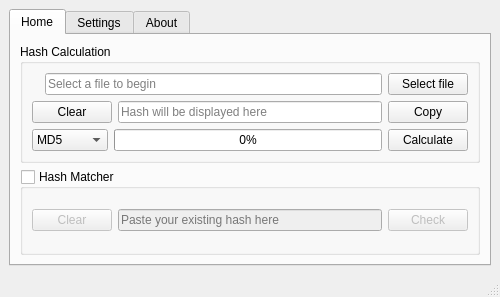
First picture: the form in ui/mainwindow.ui, repository Rizwan-Hasan/Free-Hash-Checker, before the edit.
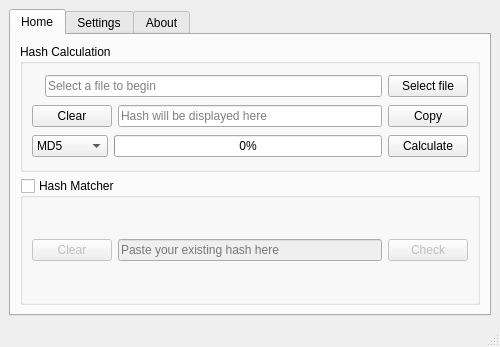
Second picture: the form after the edit. Icons and pictures are not drawn.

```diff
--- a/ui/mainwindow.ui
+++ b/ui/mainwindow.ui
@@ -13,7 +13,7 @@
     <x>0</x>
     <y>0</y>
     <width>500</width>
-    <height>297</height>
+    <height>347</height>
    </rect>
   </property>
   <property name="sizePolicy">
@@ -360,8 +360,6 @@
           <property name="checked">
            <bool>false</bool>
           </property>
-          <layout class="QVBoxLayout" name="verticalLayout_3">
-           <item>
             <layout class="QHBoxLayout" name="horizontalLayout_4">
              <item>
               <widget class="QPushButton" name="buttnClearCheckHashBox">
@@ -412,8 +410,6 @@
                 </size>
                </property>
               </widget>
-             </item>
-            </layout>
            </item>
           </layout>
          </widget>
```
Lines whose indentation alone changed are shown as unchanged.
